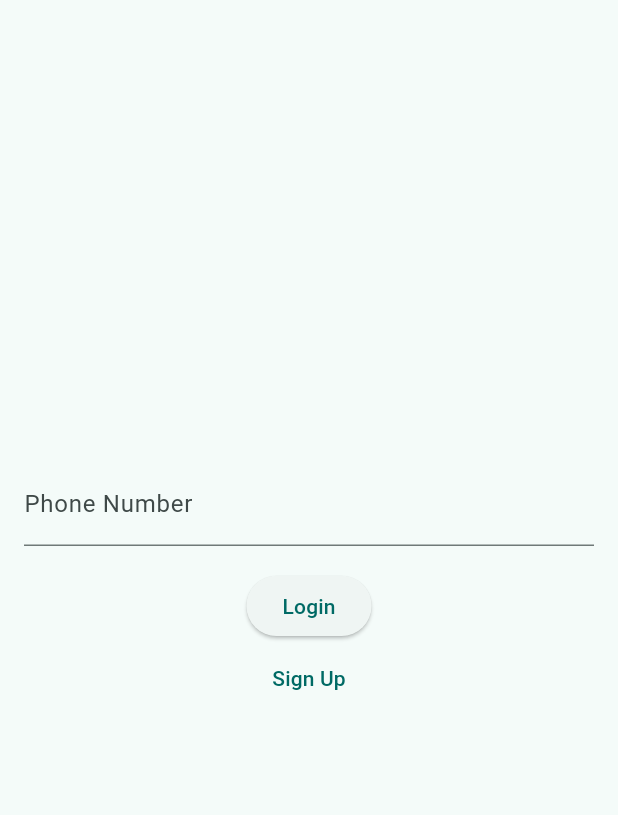
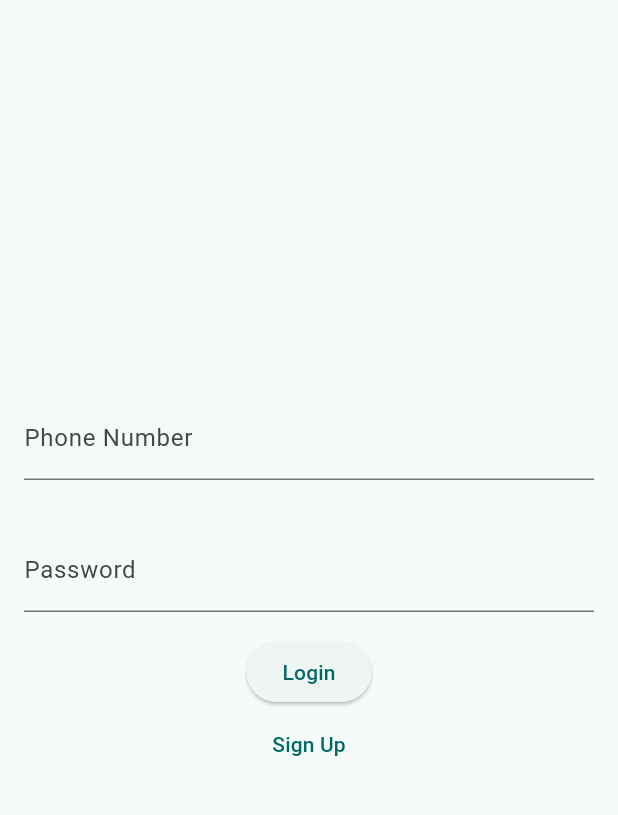
Before and after one commit to EricTylerZ/cliffs_bakery_rewards, a Flutter app: the screen it shows after launch, after a tap on "Login", on a phone screen of 412 x 824 dp, the part 84-899 px from its top. Run offline on Flutter 3.47's test engine with Material 3 defaults, Android fonts, the light colour scheme and no system bars; network calls fail.

Commit message:
tweaking front end

```diff
--- a/lib/main.dart
+++ b/lib/main.dart
@@ -31,6 +31,7 @@
 
 class _LoginPageState extends State<LoginPage> {
   final _phoneController = TextEditingController();
+  final _passwordController = TextEditingController();
   String _errorMessage = '';
 
   Future<void> _login() async {
@@ -38,8 +39,8 @@
       Uri.parse('http://127.0.0.1:8000/api/token/'),
       headers: {'Content-Type': 'application/json'},
       body: jsonEncode({
-        'username': _phoneController.text,  // Using phone as username for now
-        'password': 'AdminP@ss123',  // Hardcoded for demo; replace with real password
+        'username': _phoneController.text,
+        'password': _passwordController.text,
       }),
     );
 
@@ -50,7 +51,7 @@
         MaterialPageRoute(builder: (context) => CouponsPage(token: data['access'])),
       );
     } else {
-      setState(() => _errorMessage = 'Login failed');
+      setState(() => _errorMessage = 'Login failed—check phone number and password');
     }
   }
 
@@ -71,6 +72,14 @@
                 controller: _phoneController,
                 decoration: const InputDecoration(labelText: 'Phone Number'),
                 keyboardType: TextInputType.phone,
+              ),
+            ),
+            Padding(
+              padding: const EdgeInsets.all(16.0),
+              child: TextField(
+                controller: _passwordController,
+                decoration: const InputDecoration(labelText: 'Password'),
+                obscureText: true,
               ),
             ),
             ElevatedButton(
@@ -106,7 +115,7 @@
         title: const Text('Sign Up'),
       ),
       body: const Center(
-        child: Text('Signup functionality to be added later'),  // Placeholder
+        child: Text('Signup functionality to be added later'),
       ),
     );
   }
```
Also changed, not shown: 1 other file.
